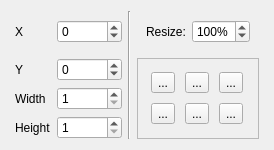
This is src/widgets/geometrywidget_ui.ui in KDE/kdenlive as Qt 5 draws it before an edit. The edited form follows.
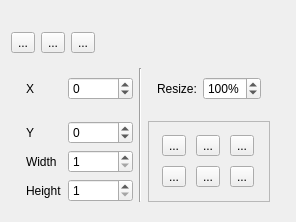
This is the edited form.

Commit message: Add keyframe support to new geometry widget

```diff
--- a/src/widgets/geometrywidget_ui.ui
+++ b/src/widgets/geometrywidget_ui.ui
@@ -6,22 +6,35 @@
    <rect>
     <x>0</x>
     <y>0</y>
-    <width>274</width>
-    <height>133</height>
+    <width>285</width>
+    <height>187</height>
    </rect>
   </property>
   <property name="windowTitle">
    <string>Form</string>
   </property>
   <layout class="QGridLayout" name="gridLayout">
-   <item row="0" column="1">
+   <item row="1" column="1">
+    <widget class="QWidget" name="widgetGeometry" native="true">
+     <layout class="QGridLayout" name="gridLayout_3">
+      <item row="0" column="0">
     <widget class="QLabel" name="label">
      <property name="text">
       <string>X</string>
      </property>
     </widget>
    </item>
-   <item row="0" column="2">
+      <item row="2" column="1">
+       <widget class="QSpinBox" name="spinY">
+        <property name="minimum">
+         <number>-10000</number>
+        </property>
+        <property name="maximum">
+         <number>10000</number>
+        </property>
+       </widget>
+      </item>
+      <item row="0" column="1">
     <widget class="QSpinBox" name="spinX">
      <property name="minimum">
       <number>-10000</number>
@@ -31,14 +44,14 @@
      </property>
     </widget>
    </item>
-   <item row="1" column="1">
+      <item row="2" column="0">
     <widget class="QLabel" name="label_2">
      <property name="text">
       <string>Y</string>
      </property>
     </widget>
    </item>
-   <item row="2" column="1">
+      <item row="3" column="0">
     <widget class="QLabel" name="label_3">
      <property name="text">
       <string>Width</string>
@@ -46,33 +59,23 @@
     </widget>
    </item>
    <item row="3" column="1">
+       <widget class="QSpinBox" name="spinWidth">
+        <property name="minimum">
+         <number>1</number>
+        </property>
+        <property name="maximum">
+         <number>10000</number>
+        </property>
+       </widget>
+      </item>
+      <item row="4" column="0">
     <widget class="QLabel" name="label_4">
      <property name="text">
       <string>Height</string>
      </property>
     </widget>
    </item>
-   <item row="1" column="2">
-    <widget class="QSpinBox" name="spinY">
-     <property name="minimum">
-      <number>-10000</number>
-     </property>
-     <property name="maximum">
-      <number>10000</number>
-     </property>
-    </widget>
-   </item>
-   <item row="2" column="2">
-    <widget class="QSpinBox" name="spinWidth">
-     <property name="minimum">
-      <number>1</number>
-     </property>
-     <property name="maximum">
-      <number>10000</number>
-     </property>
-    </widget>
-   </item>
-   <item row="3" column="2">
+      <item row="4" column="1">
     <widget class="QSpinBox" name="spinHeight">
      <property name="minimum">
       <number>1</number>
@@ -82,7 +85,36 @@
      </property>
     </widget>
    </item>
-   <item row="1" column="4" rowspan="3">
+      <item row="0" column="3">
+       <widget class="QWidget" name="widget" native="true">
+        <layout class="QHBoxLayout" name="horizontalLayout">
+         <item>
+          <widget class="QLabel" name="label_5">
+           <property name="text">
+            <string>Resize:</string>
+           </property>
+          </widget>
+         </item>
+         <item>
+          <widget class="QSpinBox" name="spinSize">
+           <property name="suffix">
+            <string>%</string>
+           </property>
+           <property name="minimum">
+            <number>1</number>
+           </property>
+           <property name="maximum">
+            <number>500</number>
+           </property>
+           <property name="value">
+            <number>100</number>
+           </property>
+          </widget>
+         </item>
+        </layout>
+       </widget>
+      </item>
+      <item row="2" column="3" rowspan="3">
     <widget class="QFrame" name="frame">
      <property name="frameShape">
       <enum>QFrame::StyledPanel</enum>
@@ -136,56 +168,17 @@
      </layout>
     </widget>
    </item>
-   <item row="0" column="4">
-    <widget class="QWidget" name="widget" native="true">
-     <layout class="QHBoxLayout" name="horizontalLayout">
-      <item>
-       <widget class="QLabel" name="label_5">
-        <property name="text">
-         <string>Resize:</string>
-        </property>
-       </widget>
-      </item>
-      <item>
-       <widget class="QSpinBox" name="spinSize">
-        <property name="suffix">
-         <string>%</string>
-        </property>
-        <property name="minimum">
-         <number>1</number>
-        </property>
-        <property name="maximum">
-         <number>500</number>
-        </property>
-        <property name="value">
-         <number>100</number>
-        </property>
-       </widget>
-      </item>
-     </layout>
-    </widget>
-   </item>
-   <item row="0" column="5" rowspan="4">
-    <spacer name="horizontalSpacer">
-     <property name="orientation">
-      <enum>Qt::Horizontal</enum>
-     </property>
-     <property name="sizeHint" stdset="0">
-      <size>
-       <width>40</width>
-       <height>20</height>
-      </size>
-     </property>
-    </spacer>
-   </item>
-   <item row="0" column="3" rowspan="4">
+      <item row="0" column="2" rowspan="5">
     <widget class="Line" name="line">
      <property name="orientation">
       <enum>Qt::Vertical</enum>
      </property>
     </widget>
    </item>
-   <item row="0" column="0" rowspan="4">
+     </layout>
+    </widget>
+   </item>
+   <item row="1" column="0">
     <spacer name="horizontalSpacer_2">
      <property name="orientation">
       <enum>Qt::Horizontal</enum>
@@ -198,6 +191,87 @@
      </property>
     </spacer>
    </item>
+   <item row="1" column="2">
+    <spacer name="horizontalSpacer">
+     <property name="orientation">
+      <enum>Qt::Horizontal</enum>
+     </property>
+     <property name="sizeHint" stdset="0">
+      <size>
+       <width>40</width>
+       <height>20</height>
+      </size>
+     </property>
+    </spacer>
+   </item>
+   <item row="0" column="0" colspan="3">
+    <widget class="QWidget" name="widgetTimeWrapper" native="true">
+     <layout class="QGridLayout" name="gridLayout_4">
+      <property name="margin">
+       <number>0</number>
+      </property>
+      <item row="1" column="0">
+       <widget class="QToolButton" name="buttonPrevious">
+        <property name="text">
+         <string>...</string>
+        </property>
+       </widget>
+      </item>
+      <item row="1" column="2">
+       <widget class="QToolButton" name="buttonNext">
+        <property name="text">
+         <string>...</string>
+        </property>
+       </widget>
+      </item>
+      <item row="1" column="1">
+       <widget class="QToolButton" name="buttonAddDelete">
+        <property name="text">
+         <string>...</string>
+        </property>
+       </widget>
+      </item>
+      <item row="1" column="3">
+       <spacer name="horizontalSpacer_3">
+        <property name="orientation">
+         <enum>Qt::Horizontal</enum>
+        </property>
+        <property name="sizeHint" stdset="0">
+         <size>
+          <width>40</width>
+          <height>20</height>
+         </size>
+        </property>
+       </spacer>
+      </item>
+      <item row="0" column="0" colspan="5">
+       <widget class="QFrame" name="frameTimeline">
+        <property name="sizePolicy">
+         <sizepolicy hsizetype="MinimumExpanding" vsizetype="Preferred">
+          <horstretch>0</horstretch>
+          <verstretch>0</verstretch>
+         </sizepolicy>
+        </property>
+        <property name="minimumSize">
+         <size>
+          <width>0</width>
+          <height>15</height>
+         </size>
+        </property>
+        <property name="maximumSize">
+         <size>
+          <width>16777215</width>
+          <height>15</height>
+         </size>
+        </property>
+       </widget>
+      </item>
+      <item row="1" column="4">
+       <widget class="QFrame" name="frameTimePos"/>
+      </item>
+     </layout>
+    </widget>
+   </item>
   </layout>
  </widget>
  <resources/>
```
Lines whose indentation alone changed are shown as unchanged. The commit also changes 6 other files.
